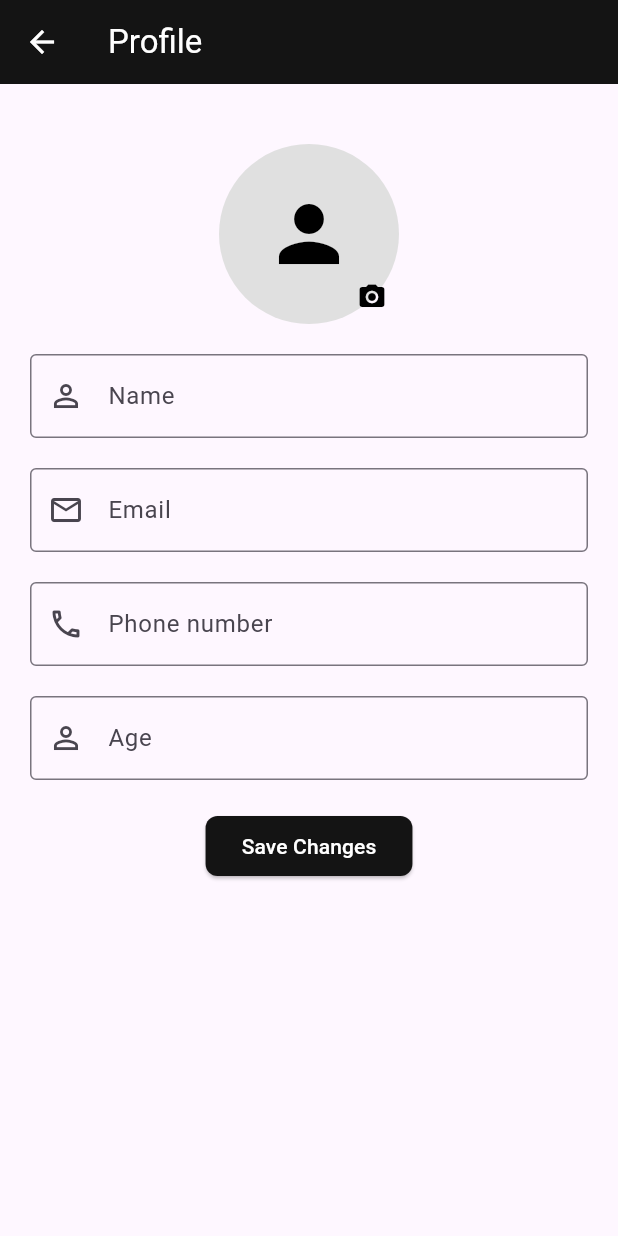
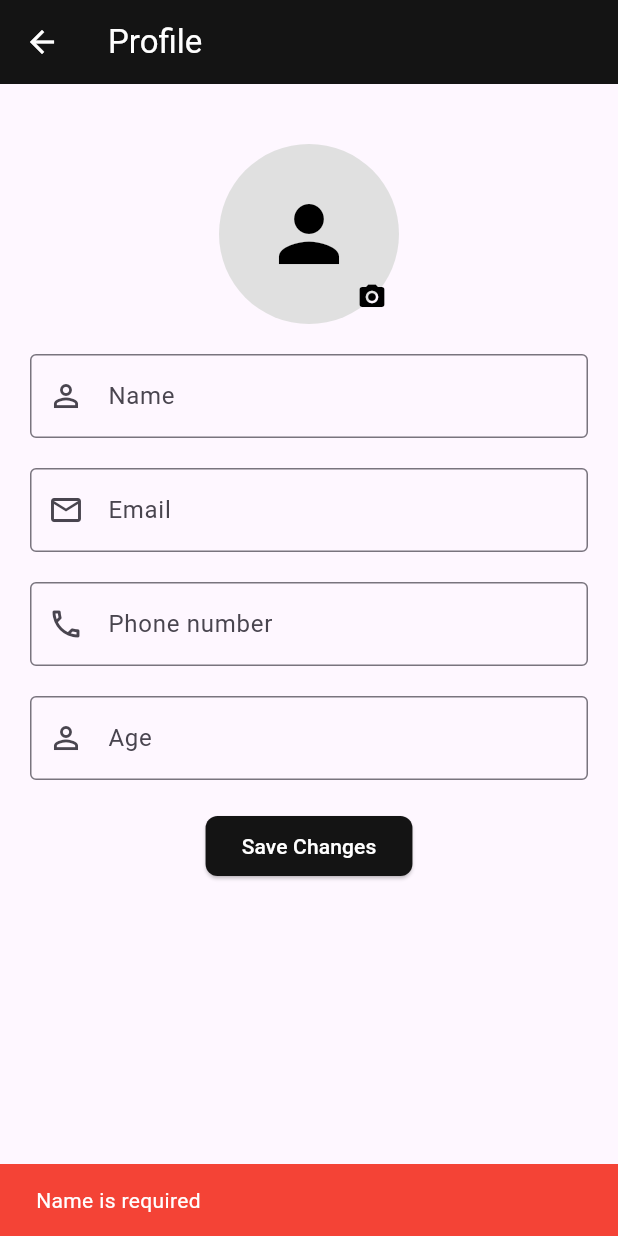
Before and after one commit to SahilKumar9009/Workout-App-ui, a Flutter app: the ProfileScreen screen opened directly, after a tap on "Save Changes", on a phone screen of 412 x 824 dp. Run offline on Flutter 3.47's test engine with Material 3 defaults, Android fonts, the phone set to English and light mode, and no system bars; our stand-ins replace flutter_riverpod, image_picker, youtube_player_flutter; network calls fail.

```diff
--- a/lib/screens/ProfileScreen.dart
+++ b/lib/screens/ProfileScreen.dart
@@ -4,6 +4,7 @@ import 'package:flutter/material.dart';
 import 'package:flutter_riverpod/flutter_riverpod.dart';
 import 'package:flutter_riverpod/legacy.dart';
 import 'package:image_picker/image_picker.dart';
+import 'package:workout_app/helpers/Validators.dart';
 
 // Providers
 final counterProvider = StateProvider<int>((ref) => 0);
@@ -11,6 +12,8 @@ final switchValue = StateProvider<bool>((ref) => false);
 final profileImageProvider = StateProvider<File?>((ref) => null);
 final nameProvider = StateProvider<String>((ref) => '');
 final emailProvider = StateProvider<String>((ref) => '');
+final phoneProvider = StateProvider<String>((ref) => '');
+final ageProvider = StateProvider<String>((ref) => '');
 
 class ProfileScreen extends ConsumerStatefulWidget {
   const ProfileScreen({super.key});
@@ -23,12 +26,16 @@ class _ProfileScreenState extends ConsumerState<ProfileScreen> {
   final ImagePicker _picker = ImagePicker();
   late final TextEditingController _nameController;
   late final TextEditingController _emailController;
+  late final TextEditingController _phoneController;
+  late final TextEditingController _ageController;
 
   @override
   void initState() {
     super.initState();
     _nameController = TextEditingController(text: ref.read(nameProvider));
     _emailController = TextEditingController(text: ref.read(emailProvider));
+    _phoneController = TextEditingController(text: ref.read(phoneProvider));
+    _ageController = TextEditingController(text: ref.read(ageProvider));
   }
 
   @override
@@ -173,9 +180,9 @@ class _ProfileScreenState extends ConsumerState<ProfileScreen> {
                 prefixIcon: Icon(Icons.phone_outlined),
               ),
               keyboardType: TextInputType.emailAddress,
-              controller: _emailController,
+              controller: _phoneController,
               onChanged: (value) {
-                ref.read(emailProvider.notifier).state = value;
+                ref.read(phoneProvider.notifier).state = value;
               },
             ),
             const SizedBox(height: 20),
@@ -187,14 +194,63 @@ class _ProfileScreenState extends ConsumerState<ProfileScreen> {
                 prefixIcon: Icon(Icons.person_outline),
               ),
               keyboardType: TextInputType.emailAddress,
-              controller: _emailController,
+              controller: _ageController,
               onChanged: (value) {
-                ref.read(emailProvider.notifier).state = value;
+                ref.read(ageProvider.notifier).state = value;
               },
             ),
             const SizedBox(height: 20),
             ElevatedButton(
-              onPressed: () {},
+              onPressed: () {
+                if (ref.read(nameProvider.notifier).state.isEmpty) {
+                  ScaffoldMessenger.of(context).showSnackBar(
+                    SnackBar(
+                      content: Text(
+                        'Name is required',
+                        style: const TextStyle(color: Colors.white),
+                      ),
+                      backgroundColor: Colors.red,
+                    ),
+                  );
+                  return;
+                }
+                if (ref.read(emailProvider.notifier).state.isEmpty) {
+                  ScaffoldMessenger.of(context).showSnackBar(
+                    SnackBar(
+                      content: Text(
+                        'Email is required',
+                        style: const TextStyle(color: Colors.white),
+                      ),
+                      backgroundColor: Colors.red,
+                    ),
+                  );
+                  return;
+                }
+                if (ref.read(phoneProvider.notifier).state.isEmpty) {
+                  ScaffoldMessenger.of(context).showSnackBar(
+                    SnackBar(
+                      content: Text(
+                        'Phone number is required',
+                        style: const TextStyle(color: Colors.white),
+                      ),
+                      backgroundColor: Colors.red,
+                    ),
+                  );
+                  return;
+                }
+                if (ref.read(ageProvider.notifier).state.isEmpty) {
+                  ScaffoldMessenger.of(context).showSnackBar(
+                    SnackBar(
+                      content: Text(
+                        'Age is required',
+                        style: const TextStyle(color: Colors.white),
+                      ),
+                      backgroundColor: Colors.red,
+                    ),
+                  );
+                  return;
+                }
+              },
               style: ElevatedButton.styleFrom(
                 backgroundColor: Color(0xFF141414),
                 shape: RoundedRectangleBorder(
```
Also changed, not shown: lib/screens/AddTasks.dart (added, +126 -0 lines), lib/screens/BottomTab.dart (+7 -0 lines).
